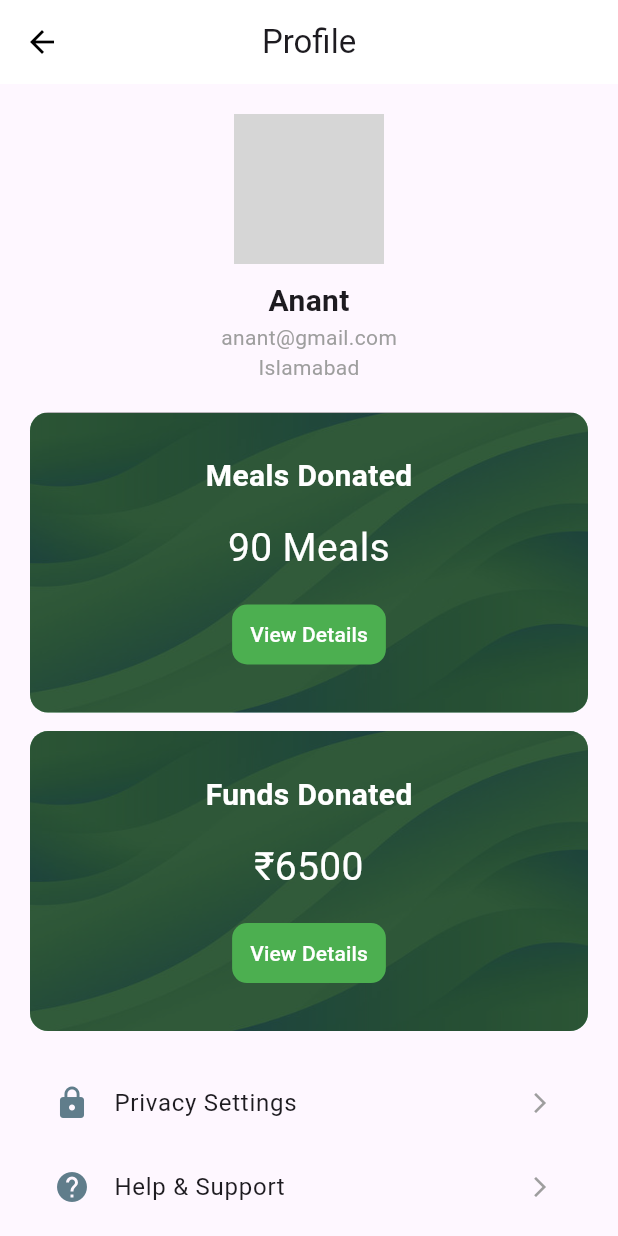
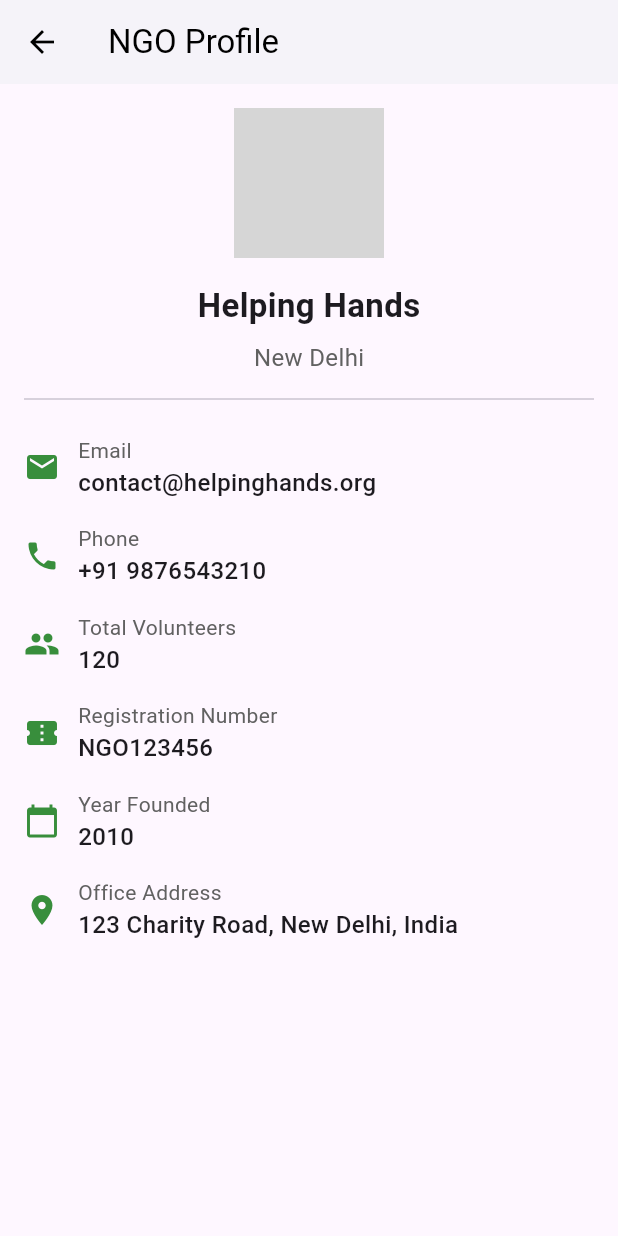
Before and after one commit to GithubAnant/Hand2Hand, a Flutter app: the screen it shows after launch, after a tap on the "menu" icon, after a tap on "Your Profile", on a phone screen of 412 x 824 dp. Run offline on Flutter 3.47's test engine with Material 3 defaults, Android fonts, the phone set to English and light mode, and no system bars; grey boxes are pictures that could not be loaded.

Commit message:
added ngo profile

```diff
--- /dev/null
+++ b/lib/elements/profile_ngo.dart
@@ -0,0 +1,70 @@
+import 'package:flutter/material.dart';
+
+class NGOProfilePage extends StatelessWidget {
+  const NGOProfilePage({super.key});
+  final String ngoName = "Helping Hands";
+  final String city = "New Delhi";
+  final String email = "contact@helpinghands.org";
+  final String phone = "+91 9876543210";
+  final int totalVolunteers = 120;
+  final String registrationNumber = "NGO123456";
+  final String yearFounded = "2010";
+  final String officeAddress = "123 Charity Road, New Delhi, India";
+
+
+  @override
+  Widget build(BuildContext context) {
+    return Scaffold(
+      appBar: AppBar(
+        title: Text('NGO Profile', style: TextStyle(color: Colors.black)),
+        backgroundColor: Colors.white,
+        elevation: 2,
+        iconTheme: IconThemeData(color: Colors.black),
+      ),
+      body: Padding(
+        padding: EdgeInsets.all(16.0),
+        child: Column(
+          crossAxisAlignment: CrossAxisAlignment.center,
+          children: [
+            CircleAvatar(
+              radius: 50,
+              backgroundImage: AssetImage('assets/ngo_logo.png'), // Change this to network if needed
+            ),
+            SizedBox(height: 16),
+            Text(ngoName, style: TextStyle(fontSize: 22, fontWeight: FontWeight.bold)),
+            SizedBox(height: 8),
+            Text(city, style: TextStyle(fontSize: 16, color: Colors.grey[700])),
+            Divider(height: 32, thickness: 1),
+            _buildInfoTile(Icons.email, "Email", email),
+            _buildInfoTile(Icons.phone, "Phone", phone),
+            _buildInfoTile(Icons.people, "Total Volunteers", "$totalVolunteers"),
+            _buildInfoTile(Icons.confirmation_number, "Registration Number", registrationNumber),
+            _buildInfoTile(Icons.calendar_today, "Year Founded", yearFounded),
+            _buildInfoTile(Icons.location_on, "Office Address", officeAddress),
+          ],
+        ),
+      ),
+    );
+  }
+
+  Widget _buildInfoTile(IconData icon, String label, String value) {
+    return Padding(
+      padding: const EdgeInsets.symmetric(vertical: 8.0),
+      child: Row(
+        children: [
+          Icon(icon, color: Colors.green[700]),
+          SizedBox(width: 12),
+          Expanded(
+            child: Column(
+              crossAxisAlignment: CrossAxisAlignment.start,
+              children: [
+                Text(label, style: TextStyle(fontSize: 14, color: Colors.grey[700])),
+                Text(value, style: TextStyle(fontSize: 16, fontWeight: FontWeight.w500)),
+              ],
+            ),
+          ),
+        ],
+      ),
+    );
+  }
+}
--- a/lib/elements/your_impact.dart
+++ b/lib/elements/your_impact.dart
@@ -1,5 +1,4 @@
 import 'package:flutter/material.dart';
-import 'package:hand2hand/donate_what.dart';
 
 class YourImpact extends StatelessWidget {
   const YourImpact({
--- a/lib/landing pages/landing_page.dart
+++ b/lib/landing pages/landing_page.dart
@@ -1,7 +1,7 @@
 import 'package:flutter/material.dart';
 import 'package:hand2hand/elements/donate_now_card.dart';
 import 'package:hand2hand/elements/heading_title.dart';
-import 'package:hand2hand/elements/profile.dart';
+import 'package:hand2hand/elements/profile_user.dart';
 
 class LandingPage extends StatefulWidget {
   const LandingPage({super.key});
--- a/lib/landing pages/ngo_landing_page.dart
+++ b/lib/landing pages/ngo_landing_page.dart
@@ -1,8 +1,9 @@
 import 'package:flutter/material.dart';
 import 'package:hand2hand/elements/donate_now_card.dart';
 import 'package:hand2hand/elements/heading_title.dart';
+import 'package:hand2hand/elements/profile_ngo.dart';
 import 'package:hand2hand/elements/your_impact.dart';
-import 'package:hand2hand/elements/profile.dart';
+import 'package:hand2hand/elements/profile_user.dart';
 import 'package:hand2hand/transacting_meals.dart';
 import 'package:hand2hand/transaction_money.dart';
 
@@ -14,7 +15,7 @@ class NgoLandingPage extends StatefulWidget {
 }
 
 class _NgoLandingPageState extends State<NgoLandingPage> {
-  String ngoname = "Bridge Project";
+  String ngoname = "Helping Hands";
 
   @override
   Widget build(BuildContext context) {
@@ -25,7 +26,7 @@ class _NgoLandingPageState extends State<NgoLandingPage> {
           children: [
             GestureDetector(
               onTap: () {
-                Navigator.push(context, MaterialPageRoute(builder: (context) => ProfilePage(username: 'Anant', gmailId: 'anant@gmail.com', cityName: 'Islamabad'))); // Calls Profile() when tapped
+                Navigator.push(context, MaterialPageRoute(builder: (context) => NGOProfilePage())); // Calls Profile() when tapped
               },
               child: Row(
                 mainAxisAlignment: MainAxisAlignment.center,
--- a/lib/main.dart
+++ b/lib/main.dart
@@ -3,7 +3,7 @@
 import 'package:flutter/material.dart';
 import 'package:hand2hand/landing%20pages/landing_page.dart';
 import 'package:hand2hand/landing%20pages/ngo_landing_page.dart';
-import 'package:hand2hand/elements/profile.dart';
+import 'package:hand2hand/elements/profile_user.dart';
 import 'package:hand2hand/thankyou_page.dart';
 
 void main(){
```
Also changed, not shown: lib/elements/profile_user.dart (renamed from lib/elements/profile.dart).
